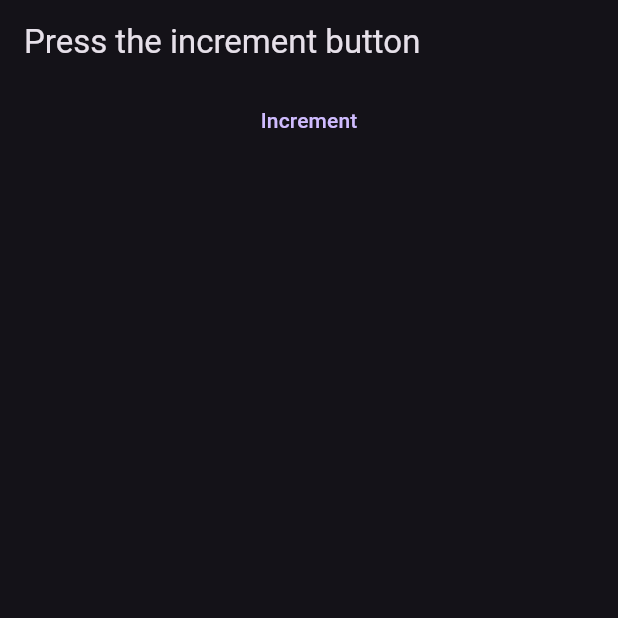
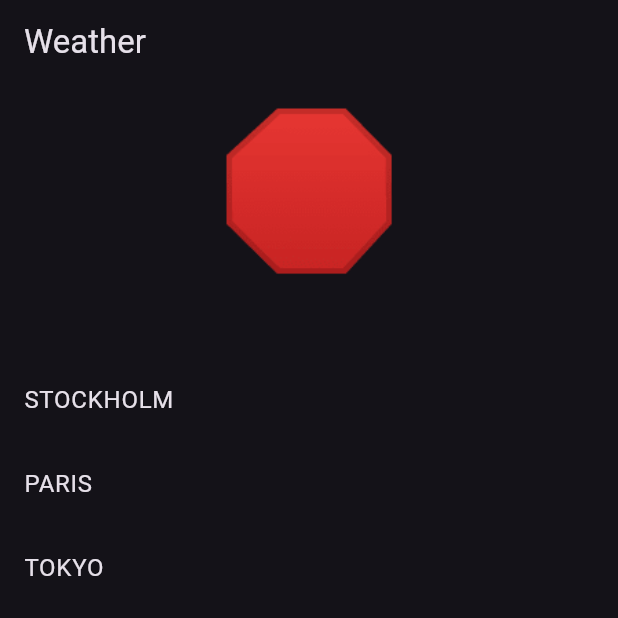
Before and after one commit to NSM722/State-in-Flutter, a Flutter app: the screen it shows after launch, on a phone screen of 412 x 824 dp, the top half of it. Run offline on Flutter 3.47's test engine with Material 3 defaults, Android fonts, the phone set to English and light mode, and no system bars; our stand-ins replace hooks_riverpod.

Commit message:
feat: use a future provider to fetch weather data

```diff
--- /dev/null
+++ b/lib/examples/weather.dart
@@ -0,0 +1,78 @@
+import 'package:flutter/material.dart';
+import 'package:flutter_state_management/provider/city_provider.dart';
+import 'package:flutter_state_management/provider/weather_provider.dart';
+import 'package:hooks_riverpod/hooks_riverpod.dart';
+
+class HomePage extends ConsumerWidget {
+  const HomePage({super.key});
+
+  @override
+  Widget build(BuildContext context, WidgetRef ref) {
+    final currentWeather = ref.watch(weatherProvider);
+
+    return Scaffold(
+      appBar: AppBar(
+        title: const Text(
+          'Weather',
+        ),
+      ),
+      body: Column(
+        children: [
+          currentWeather.when(
+            data: (data) {
+              return Text(
+                data,
+                style: const TextStyle(
+                  fontSize: 100.0,
+                ),
+              );
+            },
+            loading: () {
+              return const Padding(
+                padding: EdgeInsets.all(
+                  16.0,
+                ),
+                child: CircularProgressIndicator(
+                  backgroundColor: Colors.blueAccent,
+                ),
+              );
+            },
+            error: (error, stack) {
+              return const Text(
+                'Error: 🙅🏾‍♀️',
+              );
+            },
+          ),
+          const SizedBox(
+            height: 40.0,
+          ),
+          Expanded(
+            child: ListView.builder(
+              itemCount: City.values.length,
+              itemBuilder: (context, index) {
+                // get the current city from the index
+                final city = City.values[index];
+                final isSelected = ref.watch(cityProvider) == city;
+                return ListTile(
+                  title: Text(
+                    city.toString().split('.').last.toUpperCase(),
+                  ),
+                  trailing: isSelected
+                      ? const Icon(
+                          Icons.check,
+                          color: Colors.green,
+                        )
+                      : null,
+                  onTap: () {
+                    // set the state of the cityProvider to the current city
+                    ref.read(cityProvider.notifier).state = city;
+                  },
+                );
+              },
+            ),
+          )
+        ],
+      ),
+    );
+  }
+}
--- a/lib/main.dart
+++ b/lib/main.dart
@@ -1,7 +1,9 @@
 import 'package:flutter/material.dart';
-import 'package:flutter_state_management/examples/counter.dart';
+import 'package:hooks_riverpod/hooks_riverpod.dart';
+// import 'package:flutter_state_management/examples/counter.dart';
+// import 'package:flutter_state_management/examples/counter.dart';
 // import 'package:flutter_state_management/examples/date.dart';
-import 'package:hooks_riverpod/hooks_riverpod.dart';
+import 'package:flutter_state_management/examples/weather.dart';
 
 void main() {
   runApp(
--- /dev/null
+++ b/lib/provider/city_provider.dart
@@ -0,0 +1,6 @@
+import 'package:flutter_state_management/provider/weather_provider.dart';
+import 'package:hooks_riverpod/hooks_riverpod.dart';
+
+// provider to hold the current city provided by the user on the UI
+// a notifier class is implicitly created for this provider by Riverpod
+final cityProvider = StateProvider<City?>((ref) => null);
--- a/lib/provider/date_provider.dart
+++ b/lib/provider/date_provider.dart
@@ -1,5 +1,12 @@
 import 'package:hooks_riverpod/hooks_riverpod.dart';
 
+// The value held my this provider is a DateTime object
+// that can only be read by its dependents but not modified
 final currentDate = Provider<DateTime>(
   (ref) => DateTime.now(),
 );
+
+//OR
+final currentDateProvider = Provider<DateTime>((_) {
+  return DateTime.now();
+});
--- /dev/null
+++ b/lib/provider/weather_provider.dart
@@ -0,0 +1,42 @@
+import 'package:flutter_state_management/provider/city_provider.dart';
+import 'package:hooks_riverpod/hooks_riverpod.dart';
+
+// default emoji for unknown weather
+const unknownWeatherEmoji = '🛑';
+
+// enum for constant city values for this app
+enum City {
+  stockholm,
+  paris,
+  tokyo,
+}
+
+// type alias
+typedef WeatherEmoji = String;
+
+// function outputs weather given a city
+Future<WeatherEmoji> getWeather(City city) {
+  // imitate a network request
+  return Future.delayed(
+    const Duration(seconds: 3),
+    () {
+      return {
+        City.stockholm: '🌧️',
+        City.paris: '❄️',
+        City.tokyo: '🌪️',
+      }[city]!;
+    },
+  );
+}
+
+// provider to read from the currentCityProvider and get the weather emoji
+final weatherProvider = FutureProvider<WeatherEmoji>(
+  (ref) {
+    final city = ref.watch(cityProvider);
+    if (city != null) {
+      return getWeather(city);
+    } else {
+      return unknownWeatherEmoji;
+    }
+  },
+);
```
Also changed, not shown: 1 other file.
